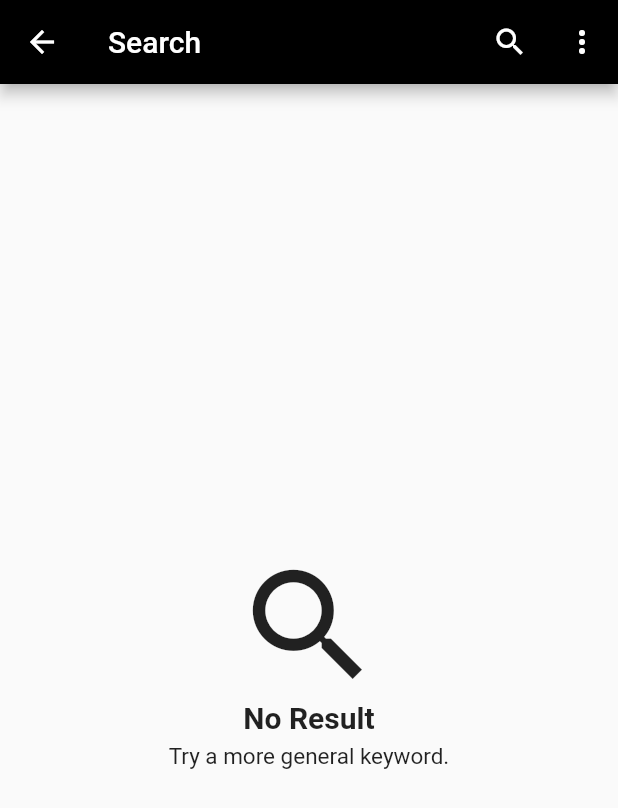
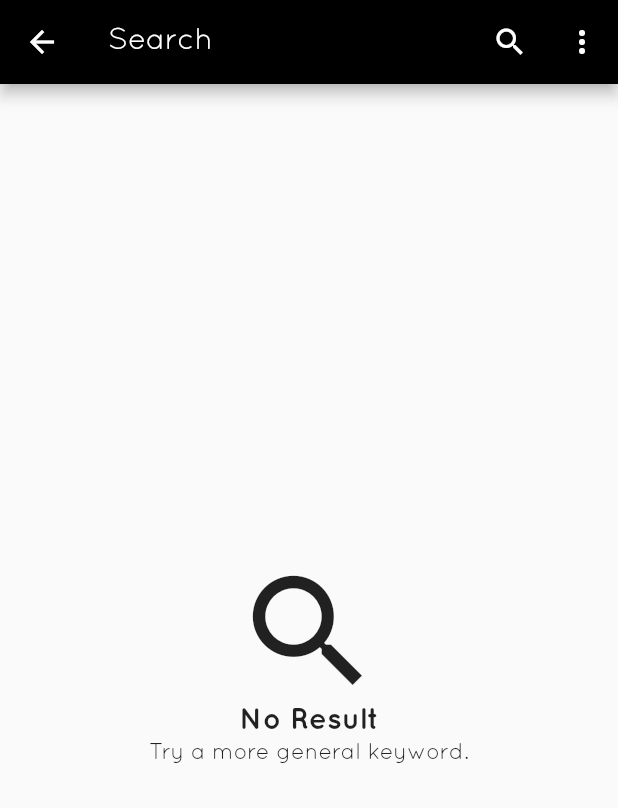
Before and after one commit to mobiledev7/Flutter-UI-Kit, a Flutter app: the NotFoundPage screen opened by its route, on a phone screen of 412 x 824 dp. Shown: the top 808 px of the screen. Run offline on Flutter 3.47's test engine with Material 2 defaults, Android fonts, the phone set to English and light mode, and no system bars; our stand-ins replace font_awesome_flutter, rxdart; network calls fail.

Commit message:
font changes

```diff
--- a/lib/myapp.dart
+++ b/lib/myapp.dart
@@ -11,7 +11,10 @@ import 'package:flutter_uikit/utils/uidata.dart';
 
 class MyApp extends StatelessWidget {
   final materialApp = MaterialApp(
-    theme: ThemeData(primaryColor: Colors.pink),
+    theme: ThemeData(
+        primaryColor: Colors.black,
+        fontFamily: UIData.quickFont,
+        primarySwatch: Colors.yellow),
     debugShowCheckedModeBanner: false,
     showPerformanceOverlay: false,
     home: HomePage(),
--- a/lib/ui/page/profile/profile_one_page.dart
+++ b/lib/ui/page/profile/profile_one_page.dart
@@ -87,8 +87,10 @@ class ProfileOnePage extends StatelessWidget {
             padding: const EdgeInsets.symmetric(horizontal: 50.0),
             child: Text(
               "Google Developer Expert for Flutter. Passionate #Flutter, #Android Developer. #Entrepreneur #YouTuber",
+              style: TextStyle(fontWeight: FontWeight.w700),
               textAlign: TextAlign.center,
               maxLines: 3,
+
               softWrap: true,
             ),
           ),
--- a/lib/ui/page/settings/settings_one_page.dart
+++ b/lib/ui/page/settings/settings_one_page.dart
@@ -1,9 +1,12 @@
 import 'package:flutter/material.dart';
 import 'package:flutter_uikit/ui/widgets/common_scaffold.dart';
 import 'package:flutter_uikit/ui/widgets/common_switch.dart';
+import 'package:flutter_uikit/utils/uidata.dart';
 
 class SettingsOnePage extends StatelessWidget {
   Widget bodyData() => SingleChildScrollView(
+        child: Theme(
+          data: ThemeData(fontFamily: UIData.ralewayFont),
           child: Column(
             mainAxisAlignment: MainAxisAlignment.center,
             crossAxisAlignment: CrossAxisAlignment.stretch,
@@ -155,6 +158,7 @@ class SettingsOnePage extends StatelessWidget {
               ),
             ],
           ),
+        ),
       );
 
   @override
--- a/lib/ui/widgets/common_dialogs.dart
+++ b/lib/ui/widgets/common_dialogs.dart
@@ -1,7 +1,6 @@
 import 'package:flutter/material.dart';
 import 'package:flutter_uikit/services/network_service_response.dart';
 import 'package:flutter_uikit/utils/uidata.dart';
-
 
 fetchApiResult(BuildContext context, NetworkServiceResponse snapshot) {
   showDialog(
@@ -24,7 +23,9 @@ showProgress(BuildContext context) {
       context: context,
       barrierDismissible: false,
       builder: (context) => Center(
-            child: CircularProgressIndicator(),
+            child: CircularProgressIndicator(
+              backgroundColor: Colors.yellow,
+            ),
           ));
 }
 
--- a/lib/ui/widgets/common_scaffold.dart
+++ b/lib/ui/widgets/common_scaffold.dart
@@ -45,7 +45,10 @@ class CommonScaffold extends StatelessWidget {
       floatingActionButton: showFAB == true
           ? FloatingActionButton(
               onPressed: () {},
-              child: Icon(Icons.person_add),
+              child: Icon(
+                Icons.person_add,
+                color: Colors.white,
+              ),
               backgroundColor: Colors.black,
             )
           : null,
--- a/lib/ui/widgets/gradient_button.dart
+++ b/lib/ui/widgets/gradient_button.dart
@@ -15,7 +15,7 @@ class GradientButton extends StatelessWidget {
       shape: const StadiumBorder(),
       child: InkWell(
         onTap: onPressed,
-        splashColor: Colors.blue,
+        splashColor: Colors.yellow,
         child: Ink(
           height: 50.0,
           decoration: BoxDecoration(
--- a/lib/ui/widgets/label_icon.dart
+++ b/lib/ui/widgets/label_icon.dart
@@ -1,4 +1,5 @@
 import 'package:flutter/material.dart';
+import 'package:flutter_uikit/utils/uidata.dart';
 
 class LabelIcon extends StatelessWidget {
   final label;
@@ -21,7 +22,10 @@ class LabelIcon extends StatelessWidget {
           SizedBox(
             width: 5.0,
           ),
-          Text(label)
+          Text(
+            label,
+            style: TextStyle(fontFamily: UIData.ralewayFont),
+          )
         ],
       ),
     );
--- a/lib/ui/widgets/profile_tile.dart
+++ b/lib/ui/widgets/profile_tile.dart
@@ -1,4 +1,5 @@
 import 'package:flutter/material.dart';
+import 'package:flutter_uikit/utils/uidata.dart';
 
 class ProfileTile extends StatelessWidget {
   final title;
@@ -13,7 +14,10 @@ class ProfileTile extends StatelessWidget {
         Text(
           title,
           textAlign: TextAlign.center,
-          style: TextStyle(fontSize: 20.0, fontWeight: FontWeight.bold),
+          style: TextStyle(
+            fontSize: 20.0,
+            fontWeight: FontWeight.w700,
+          ),
         ),
         SizedBox(
           height: 5.0,
--- a/lib/utils/uidata.dart
+++ b/lib/utils/uidata.dart
@@ -14,6 +14,13 @@ class UIData {
 
   //strings
   static const String appName = "Flutter UIKit";
+
+  //fonts
+  static const String quickFont = "Quicksand";
+  static const String ralewayFont = "Raleway";
+  static const String quickBoldFont = "Quicksand_Bold.otf";
+  static const String quickNormalFont = "Quicksand_Book.otf";
+  static const String quickLightFont = "Quicksand_Light.otf";
 
   //images
   static const String imageDir = "assets/images";
```
Also changed, not shown: lib/ui/page/timeline/timeline_one_page.dart (+21 -4 lines), pubspec.yaml (+15 -11 lines), assets/fonts/Quicksand_Bold.otf (added), assets/fonts/Quicksand_Book.otf (added), assets/fonts/Quicksand_Light.otf (added), assets/fonts/Raleway-Medium.ttf (added), assets/fonts/Raleway-Regular.ttf (added), 1 other file. Lines whose indentation alone changed are shown as unchanged.
